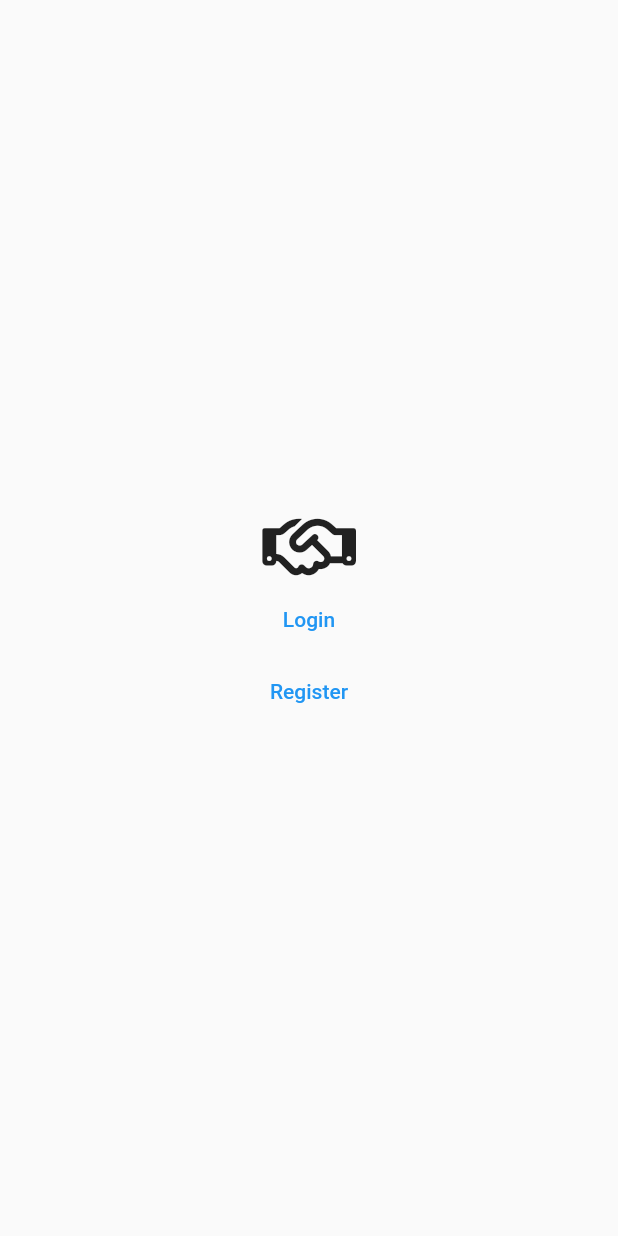
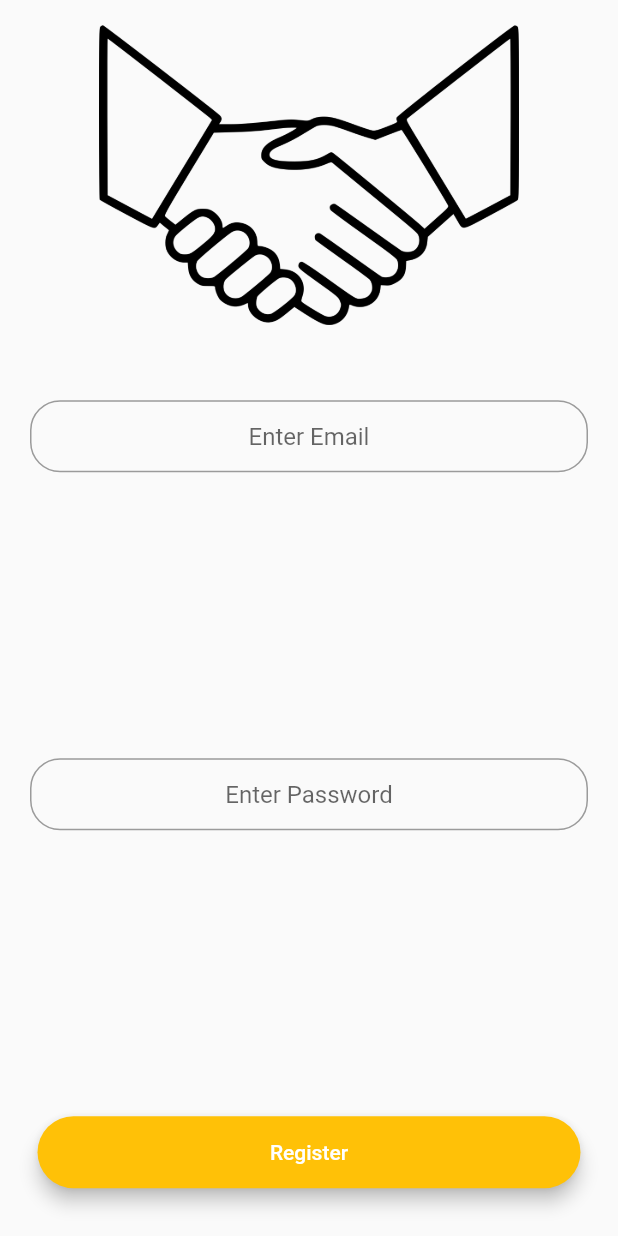
Before and after one commit to AkshaySiddannavar/give_easy, a Flutter app: the screen it shows after launch, after a tap on "Register", on a phone screen of 412 x 824 dp. Run offline on Flutter 3.47's test engine with Material 2 defaults, Android fonts, the phone set to English and light mode, and no system bars; our stand-ins replace font_awesome_flutter.

Commit message:
add registeration screen basic content
Added registeration screen on route in main.dart. Added basic content of
registeration screen in register.dart. Modified landing.dart for
navigation to registeration screen.

```diff
--- a/lib/main.dart
+++ b/lib/main.dart
@@ -14,7 +14,8 @@ class GiveEasy extends StatelessWidget {
       initialRoute: LandingScreen.id,
       routes: {
         LandingScreen.id: (context) => LandingScreen(),
-        LoginScreen.id: ((context) => LoginScreen())
+        LoginScreen.id: (context) => LoginScreen(),
+        RegisterationScreen.id: (context) => RegisterationScreen(),
       },
       // home: LandingScreen(),
       // routes: {
--- a/lib/screens/landing.dart
+++ b/lib/screens/landing.dart
@@ -1,6 +1,8 @@
 import 'package:flutter/material.dart';
 import 'package:font_awesome_flutter/font_awesome_flutter.dart';
+import 'package:give_easy/screens/all_screens.dart';
 import 'package:give_easy/screens/login.dart';
+import 'package:give_easy/constants.dart';
 
 class LandingScreen extends StatelessWidget {
   static const String id = 'landing_screen';
@@ -14,12 +16,9 @@ class LandingScreen extends StatelessWidget {
           child: Column(mainAxisAlignment: MainAxisAlignment.center, children: [
             Hero(
               tag: 'appIconTransition',
-              child: SizedBox(
+              child: Container(
                 height: 50.0,
-                child: FaIcon(
-                  size: 50.0,
-                  FontAwesomeIcons.handshake,
-                ),
+                child: Image.asset('assets/images/handshake.png'),
               ),
             ),
             TextButton(
@@ -31,7 +30,13 @@ class LandingScreen extends StatelessWidget {
                 Navigator.pushNamed(context, LoginScreen.id);
               },
             ),
-            TextButton(onPressed: () {}, child: Text('Register')),
+            TextButton(
+                onPressed: () {
+                  Navigator.pushNamed(context, RegisterationScreen.id);
+                },
+                child: Text(
+                  'Register',
+                )),
           ]),
         ),
       ),
--- a/lib/screens/register.dart
+++ b/lib/screens/register.dart
@@ -1 +1,68 @@
 import 'package:flutter/material.dart';
+import 'package:font_awesome_flutter/font_awesome_flutter.dart';
+import 'package:give_easy/components/action_button.dart';
+import 'package:give_easy/constants.dart';
+import 'package:give_easy/components/input_text_field.dart';
+
+class RegisterationScreen extends StatefulWidget {
+  static const String id = 'Registeration_screen';
+  const RegisterationScreen({Key? key}) : super(key: key);
+
+  @override
+  State<RegisterationScreen> createState() => _RegisterationScreenState();
+}
+
+class _RegisterationScreenState extends State<RegisterationScreen> {
+  @override
+  Widget build(BuildContext context) {
+    return Scaffold(
+      body: SafeArea(
+        child: Center(
+          child: Column(
+              mainAxisAlignment: MainAxisAlignment.center,
+              crossAxisAlignment: CrossAxisAlignment.stretch,
+              children: [
+                Flexible(
+                  child: Hero(
+                    tag: 'appIconTransition',
+                    child: SizedBox(
+                      height: 200.0,
+                      child: Image.asset('assets/images/handshake.png'),
+                    ),
+                  ),
+                ),
+                const SizedBox(
+                  height: 30.0,
+                ),
+                Expanded(
+                  child: Padding(
+                    padding: const EdgeInsets.all(20.0),
+                    child: InputTextField(
+                      hintWord: 'Enter Email',
+                      isObscure: false,
+                    ),
+                  ),
+                ),
+                SizedBox(
+                  height: 5.0,
+                ),
+                Expanded(
+                  child: Padding(
+                    padding: const EdgeInsets.all(20.0),
+                    child: InputTextField(
+                        hintWord: 'Enter Password', isObscure: true),
+                  ),
+                ),
+                SizedBox(
+                  height: 10.0,
+                ),
+                ActionButton(
+                  buttonText: 'Register',
+                  buttonActionCallback: () {},
+                ),
+              ]),
+        ),
+      ),
+    );
+  }
+}
```
